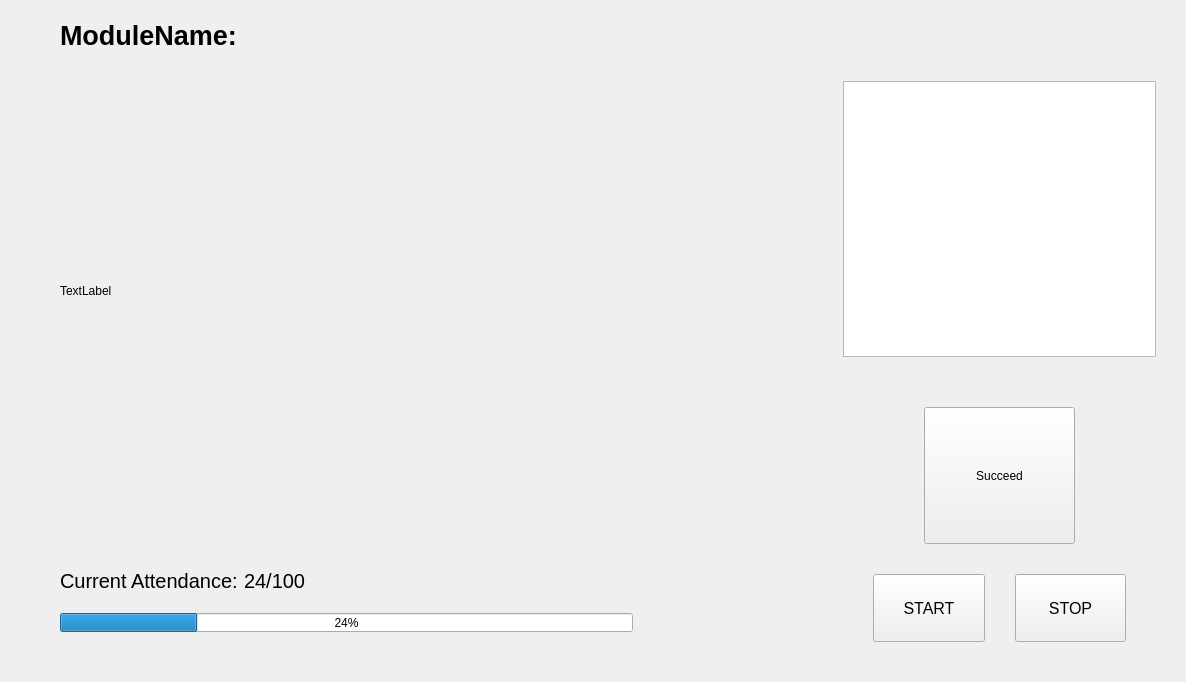
The window that coding/GRP17-master-formal-version/resources/UI_resources/recording_totalframe.ui (Yiming-Li666/GRP-P19) describes before a commit, drawn with Qt 5.
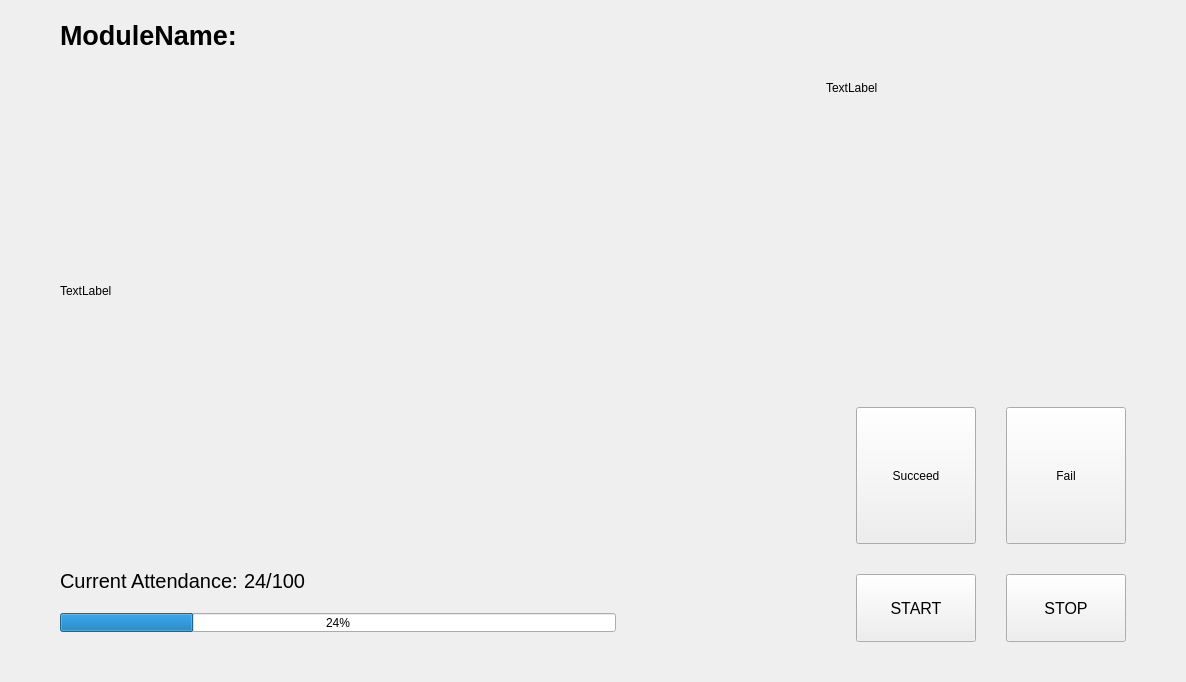
The same window after the commit.

Commit message: edit recording frame

```diff
--- a/coding/GRP17-master-formal-version/resources/UI_resources/recording_totalframe.ui
+++ b/coding/GRP17-master-formal-version/resources/UI_resources/recording_totalframe.ui
@@ -178,7 +178,14 @@
         <number>61</number>
        </property>
        <item>
-        <widget class="QTextBrowser" name="studentInfo_textBrowser"/>
+        <widget class="QLabel" name="studentInfo_label">
+         <property name="text">
+          <string>TextLabel</string>
+         </property>
+         <property name="alignment">
+          <set>Qt::AlignLeading|Qt::AlignLeft|Qt::AlignTop</set>
+         </property>
+        </widget>
        </item>
        <item>
         <widget class="QWidget" name="widget_4" native="true">
@@ -207,7 +214,7 @@
              <number>30</number>
             </property>
             <item>
-             <layout class="QHBoxLayout" name="horizontalLayout_2" stretch="1,3,1">
+             <layout class="QHBoxLayout" name="horizontalLayout_2" stretch="1,3,0,1">
               <item>
                <spacer name="horizontalSpacer">
                 <property name="orientation">
@@ -249,6 +256,25 @@
                 </property>
                </widget>
               </item>
+              <item>
+               <widget class="QPushButton" name="fail_pushButton">
+                <property name="sizePolicy">
+                 <sizepolicy hsizetype="MinimumExpanding" vsizetype="MinimumExpanding">
+                  <horstretch>0</horstretch>
+                  <verstretch>0</verstretch>
+                 </sizepolicy>
+                </property>
+                <property name="minimumSize">
+                 <size>
+                  <width>120</width>
+                  <height>120</height>
+                 </size>
+                </property>
+                <property name="text">
+                 <string>Fail</string>
+                </property>
+               </widget>
+              </item>
               <item>
                <spacer name="horizontalSpacer_2">
                 <property name="orientation">
```
Left out of the diff: 2 changed lines with no effect on the pictures. The commit also changes 1 other file.
